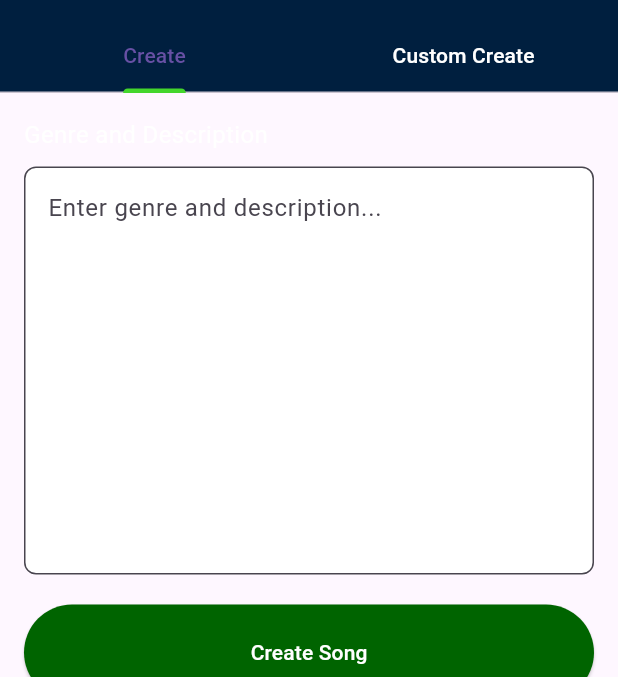
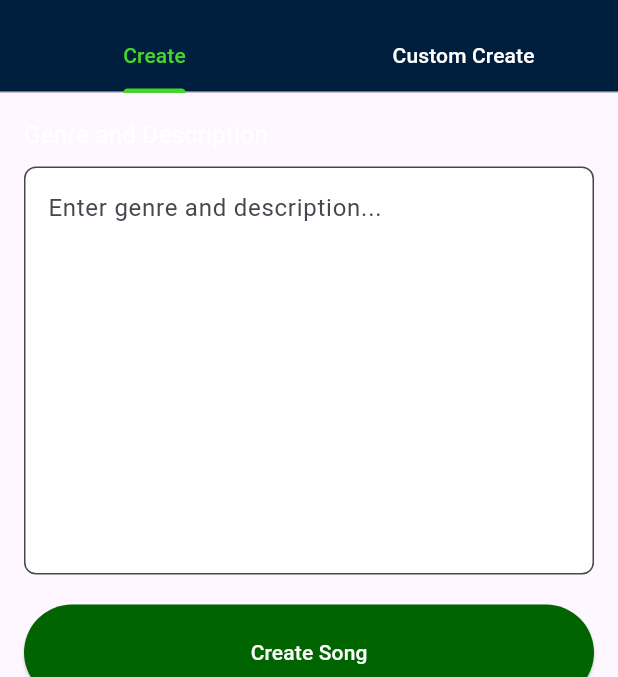
Before and after one commit to evirac/sound_of_meme, a Flutter app: the CreateSongPage screen opened directly, on a phone screen of 412 x 824 dp, the part 63-740 px from its top. Run offline on Flutter 3.47's test engine with Material 3 defaults, Android fonts, the phone set to English and light mode, and no system bars.

Commit message:
fixed create-song tab

```diff
--- a/lib/pages/create_song_page.dart
+++ b/lib/pages/create_song_page.dart
@@ -16,6 +16,7 @@ class CreateSongPage extends StatelessWidget {
           bottom: const TabBar(
             indicatorColor: kRazerGreen,
             unselectedLabelColor: Colors.white,
+            labelColor: kRazerGreen,
             tabs: [
               Tab(text: 'Create'),
               Tab(text: 'Custom Create'),
```
